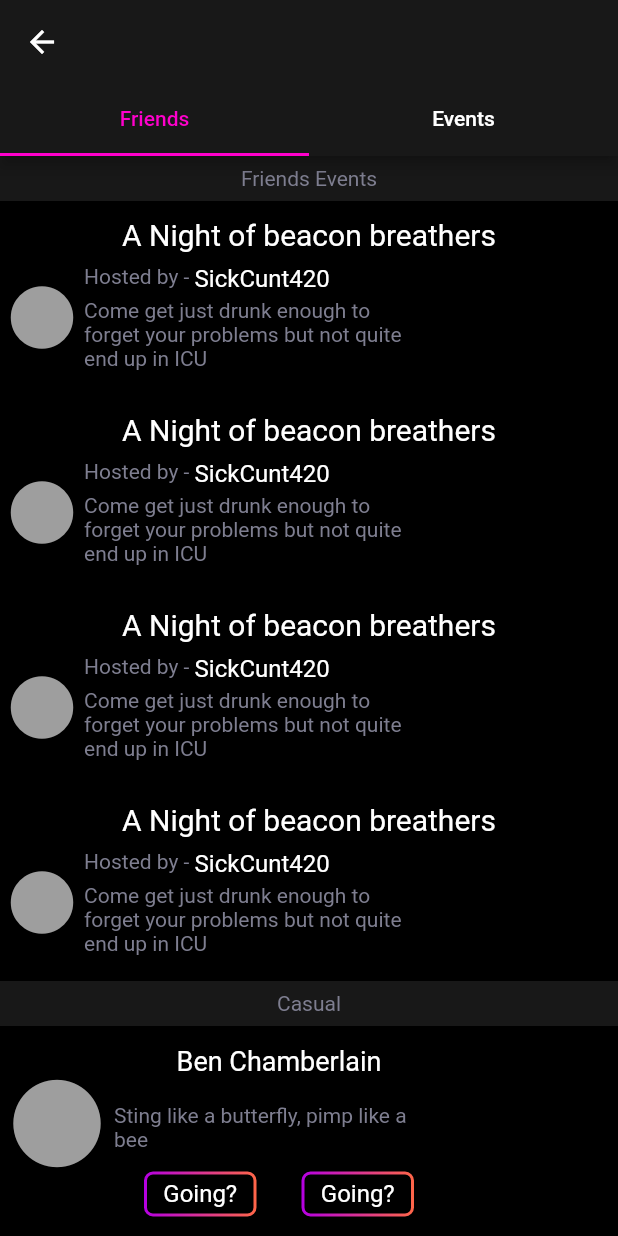
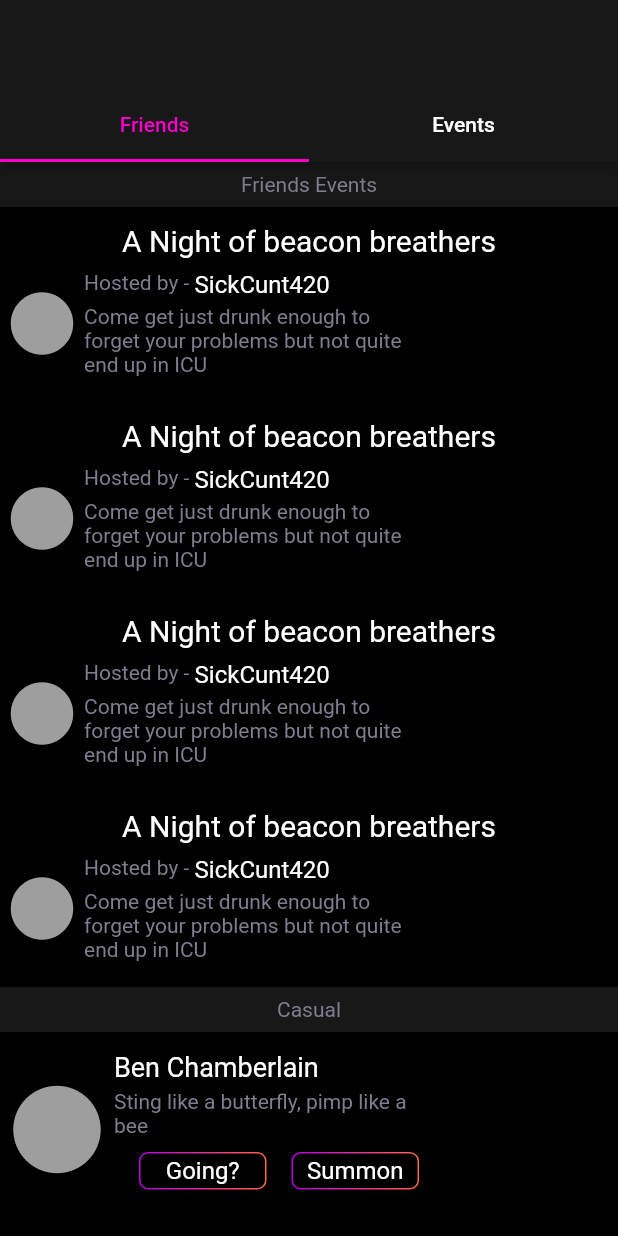
Before and after one commit to Chambo88/BeaconV1, a Flutter app: the BeaconSideDrawer screen opened directly, after a tap on "Going?", on a phone screen of 412 x 824 dp. Run offline on Flutter 3.47's test engine with Material 2 defaults, Android fonts, the phone set to English and light mode, and no system bars; our stand-ins replace cloud_firestore, firebase_auth, firebase_core, google_maps_flutter, location; accounts and stored records are empty.

Commit message:
add bottom bar

```diff
--- /dev/null
+++ b/lib/components/BeaconInfoBottomSheet.dart
@@ -0,0 +1,28 @@
+import 'package:beacon/widgets/BeaconBottomSheet.dart';
+import 'package:flutter/material.dart';
+
+class BeaconInfoBottomSheet extends StatelessWidget {
+
+  final Widget child;
+
+  BeaconInfoBottomSheet({@required this.child});
+
+  @override
+  Widget build(BuildContext context) {
+    return Container(
+      height: 250,
+      child: BeaconBottomSheet(
+        child: Column(
+          children: [
+            ListTile(
+                trailing: CloseButton(
+                  color: Colors.white,
+                ),
+                title: child),
+          ],
+        ),
+      ),
+    );
+  }
+
+}
--- a/lib/components/BeaconSideDrawer.dart
+++ b/lib/components/BeaconSideDrawer.dart
@@ -1,4 +1,4 @@
-import 'dart:developer';
+import 'package:beacon/components/BeaconInfoBottomSheet.dart';
 import 'package:beacon/library/ColorHelper.dart';
 import 'package:beacon/widgets/buttons/OutlinedGradientButton.dart';
 import 'package:flutter/material.dart';
@@ -8,7 +8,6 @@ class BeaconSideDrawer extends StatelessWidget {
   @override
   Widget build(BuildContext context) {
     final theme = Theme.of(context);
-    final textTheme = theme.textTheme;
 
     return Drawer(
       child: DefaultTabController(
@@ -16,6 +15,8 @@ class BeaconSideDrawer extends StatelessWidget {
         length: 2,
         child: Scaffold(
           appBar: AppBar(
+            toolbarHeight: 60,
+            automaticallyImplyLeading: false,
             bottom: TabBar(
               labelColor: theme.accentColor,
               unselectedLabelColor: Colors.white,
@@ -35,7 +36,10 @@ class BeaconSideDrawer extends StatelessWidget {
                 child: Column(
                   children: [
                     _divider(context: context, text: "Friends Events"),
-                    _friendEvent(
+                    // TODO put real data
+                    for (var i = 0; i < 4; i++)
+                      BeaconBar(
+                        child: _friendEventBeaconContent(
                           context: context,
                           title: 'A Night of beacon breathers',
                           hostedBy: 'SickCunt420',
@@ -43,42 +47,33 @@ class BeaconSideDrawer extends StatelessWidget {
                               'Come get just drunk enough to forget your problems but not quite end up in ICU',
                           friendsGoing: ['Will', 'Chambo', 'Richie', 'Jelly'],
                         ),
-                    _friendEvent(
-                      context: context,
-                      title: 'A Night of beacon breathers',
-                      hostedBy: 'SickCunt420',
-                      description:
-                          'Come get just drunk enough to forget your problems but not quite end up in ICU',
-                      friendsGoing: ['Will', 'Chambo', 'Richie', 'Jelly'],
-                    ),
-                    _friendEvent(
-                      context: context,
-                      title: 'A Night of beacon breathers',
-                      hostedBy: 'SickCunt420',
-                      description:
-                          'Come get just drunk enough to forget your problems but not quite end up in ICU',
-                      friendsGoing: ['Will', 'Chambo', 'Richie', 'Jelly'],
-                    ),
-                    _friendEvent(
-                      context: context,
-                      title: 'A Night of beacon breathers',
-                      hostedBy: 'SickCunt420',
-                      description:
-                          'Come get just drunk enough to forget your problems but not quite end up in ICU',
-                      friendsGoing: ['Will', 'Chambo', 'Richie', 'Jelly'],
                       ),
                     _divider(context: context, text: "Casual"),
-                    _friendCasual(
+                    for (var i = 0; i < 3; i++)
+                      BeaconBar(
+                        child: _friendCasualBeaconContent(
                           context: context,
                           friend: 'Ben Chamberlain',
-                      description: 'Sting like a butterfly, pimp like a bee',
+                          description:
+                              'Sting like a butterfly, pimp like a bee',
+                        ),
+                      ),
+                    _divider(context: context, text: "Live"),
+                    for (var i = 0; i < 3; i++)
+                      BeaconBar(
+                        child: _friendLiveBeaconContent(
+                          context: context,
+                          friend: 'Ben Chamberlain',
+                          description:
+                              'Sting like a butterfly, pimp like a bee',
+                        ),
                       )
                   ],
                 ),
               ),
               Column(
                 children: [
-                  Text("Events"),
+                  Text("Events Placeholder.."),
                 ],
               ),
             ],
@@ -88,13 +83,13 @@ class BeaconSideDrawer extends StatelessWidget {
     );
   }
 
-  Widget _friendCasual(
-      {BuildContext context, String friend, String description}) {
+  Widget _friendCasualBeaconContent({
+    BuildContext context,
+    String friend,
+    String description,
+  }) {
     final theme = Theme.of(context);
     return Container(
-      height: 130,
-      width: double.infinity,
-      padding: const EdgeInsets.only(top: 3, bottom: 3),
       child: Row(
         children: [
           Padding(
@@ -105,7 +100,8 @@ class BeaconSideDrawer extends StatelessWidget {
             ),
           ),
           Column(
-            mainAxisAlignment: MainAxisAlignment.spaceBetween,
+            crossAxisAlignment: CrossAxisAlignment.start,
+            mainAxisAlignment: MainAxisAlignment.start,
             children: [
               Padding(
                 padding: const EdgeInsets.only(top: 10, bottom: 4),
@@ -118,43 +114,25 @@ class BeaconSideDrawer extends StatelessWidget {
                 width: 220,
                 child: Text(
                   description,
-                  // overflow: TextOverflow.ellipsis,
                   style: theme.textTheme.bodyText2,
                 ),
               ),
               Container(
-                width: 180,
+                width: 220,
+                padding: const EdgeInsets.only(top: 10, bottom: 4),
                 child: Row(
-                  mainAxisAlignment: MainAxisAlignment.spaceBetween,
+                  mainAxisAlignment: MainAxisAlignment.spaceEvenly,
                   children: [
-                    Container(
-                      height: 30,
-                      width: 75,
-                      child: OutlinedGradientButton(
-                        strokeWidth: 2,
-                        radius: 6,
-                        gradient: ColorHelper.getBeaconGradient(),
-                        child: Text(
-                          'Going?',
-                          style: theme.textTheme.headline5,
-                        ),
+                    _smallOutLinedButton(
+                      context: context,
+                      title: 'Going?',
                       onPressed: () {},
                     ),
-                    ),
-                    Container(
-                      height: 30,
-                      width: 75,
-                      child: OutlinedGradientButton(
-                        strokeWidth: 2,
-                        radius: 6,
-                        gradient: ColorHelper.getBeaconGradient(),
-                        child: Text(
-                          'Going?',
-                          style: theme.textTheme.headline5,
-                        ),
+                    _smallOutLinedButton(
+                      context: context,
+                      title: 'Summon',
                       onPressed: () {},
                     ),
-                    )
                   ],
                 ),
               )
@@ -165,9 +143,62 @@ class BeaconSideDrawer extends StatelessWidget {
     );
   }
 
-  List<Widget> _getFriendEvent({BuildContext context}) {}
+  Widget _friendLiveBeaconContent({
+    BuildContext context,
+    String friend,
+    String description,
+  }) {
+    final theme = Theme.of(context);
+    return Container(
+      child: Row(
+        children: [
+          Padding(
+            padding: const EdgeInsets.all(3.0),
+            child: Icon(
+              Icons.circle,
+              size: 70,
+            ),
+          ),
+          Column(
+            crossAxisAlignment: CrossAxisAlignment.start,
+            mainAxisAlignment: MainAxisAlignment.start,
+            children: [
+              Padding(
+                padding: const EdgeInsets.only(top: 10, bottom: 4),
+                child: Text(
+                  friend,
+                  style: theme.textTheme.headline4,
+                ),
+              ),
+              Container(
+                width: 220,
+                child: Text(
+                  description,
+                  style: theme.textTheme.bodyText2,
+                ),
+              ),
+              Container(
+                width: 220,
+                padding: const EdgeInsets.only(top: 10, bottom: 4, right: 15),
+                child: Row(
+                  mainAxisAlignment: MainAxisAlignment.end,
+                  children: [
+                    _smallOutLinedButton(
+                      context: context,
+                      title: 'Summon',
+                      onPressed: () {},
+                    ),
+                  ],
+                ),
+              )
+            ],
+          )
+        ],
+      ),
+    );
+  }
 
-  Widget _friendEvent({
+  Widget _friendEventBeaconContent({
     BuildContext context,
     String title,
     String hostedBy,
@@ -176,9 +207,7 @@ class BeaconSideDrawer extends StatelessWidget {
     DateTimeRange datetime,
   }) {
     final theme = Theme.of(context);
-    return Container(
-      height: 130,
-      padding: const EdgeInsets.only(top: 3, bottom: 3),
+    return Expanded(
       child: Column(
         children: [
           Padding(
@@ -224,7 +253,6 @@ class BeaconSideDrawer extends StatelessWidget {
                       width: 220,
                       child: Text(
                         description,
-                        // overflow: TextOverflow.ellipsis,
                         style: theme.textTheme.bodyText2,
                       ),
                     )
@@ -238,6 +266,29 @@ class BeaconSideDrawer extends StatelessWidget {
     );
   }
 
+  Widget _smallOutLinedButton({
+    BuildContext context,
+    String title,
+    VoidCallback onPressed,
+  }) {
+    return Container(
+      height: 25,
+      width: 85,
+      child: OutlinedGradientButton(
+        strokeWidth: 1,
+        radius: 6,
+        gradient: ColorHelper.getBeaconGradient(),
+        child: Text(
+          title,
+          style: Theme.of(context).textTheme.headline5,
+        ),
+        onPressed: onPressed,
+      ),
+    );
+  }
+
+  List<Widget> _getFriendEvent({BuildContext context}) {}
+
   Widget _divider({BuildContext context, String text}) {
     return Container(
       height: 30,
@@ -250,3 +301,31 @@ class BeaconSideDrawer extends StatelessWidget {
     );
   }
 }
+
+
+class BeaconBar extends StatelessWidget {
+  final Widget child;
+
+  BeaconBar({@required this.child});
+
+  @override
+  Widget build(BuildContext context) {
+    return Container(
+      height: 130,
+      padding: const EdgeInsets.only(top: 3, bottom: 3),
+      child: InkWell(
+          onTap: () {
+            Navigator.pop(context);
+            showModalBottomSheet(
+                context: context,
+                backgroundColor: Colors.transparent,
+                isScrollControlled: true,
+                builder: (context) {
+                  return BeaconInfoBottomSheet(child: child);
+                });
+          },
+          child: child),
+    );
+  }
+
+}
--- a/lib/components/FriendSelectorSheet.dart
+++ b/lib/components/FriendSelectorSheet.dart
@@ -1,5 +1,6 @@
 import 'package:beacon/library/ColorHelper.dart';
 import 'package:beacon/models/UserModel.dart';
+import 'package:beacon/widgets/BeaconBottomSheet.dart';
 import 'package:beacon/widgets/buttons/GradientButton.dart';
 import 'package:flutter/material.dart';
 import 'package:flutter/widgets.dart';
@@ -45,16 +46,7 @@ class _FriendSelectorSheetState extends State<FriendSelectorSheet> {
   Widget build(BuildContext context) {
     final theme = Theme.of(context);
     // Pop up Friend selector
-    return Container(
-      height: MediaQuery.of(context).size.height * 0.75,
-      margin: EdgeInsets.only(top: 70),
-      decoration: new BoxDecoration(
-        color: Colors.black,
-        borderRadius: new BorderRadius.only(
-          topLeft: const Radius.circular(25.0),
-          topRight: const Radius.circular(25.0),
-        ),
-      ),
+    return BeaconBottomSheet(
       child: Column(
         children: [
           ListTile(
--- /dev/null
+++ b/lib/widgets/BeaconBottomSheet.dart
@@ -0,0 +1,25 @@
+import 'package:flutter/material.dart';
+import 'package:flutter/widgets.dart';
+
+class BeaconBottomSheet extends StatelessWidget {
+  final Widget child;
+
+  BeaconBottomSheet({this.child});
+
+  @override
+  Widget build(BuildContext context) {
+    final theme = Theme.of(context);
+    return Container(
+      // height: MediaQuery.of(context).size.height * 0.75,
+      margin: EdgeInsets.only(top: 70),
+      decoration: new BoxDecoration(
+        color: theme.primaryColor,
+        borderRadius: new BorderRadius.only(
+          topLeft: const Radius.circular(25.0),
+          topRight: const Radius.circular(25.0),
+        ),
+      ),
+      child: child
+    );
+  }
+}
```
Also changed, not shown: lib/services/LoactionService.dart (+6 -4 lines). Lines whose indentation alone changed are shown as unchanged.
